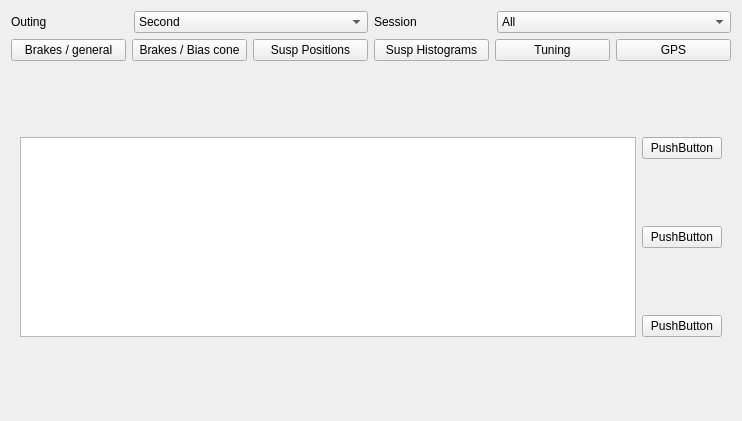
The window that mainwindow.ui (Bulls-Racing/plotting) describes before a commit, drawn with Qt 5.
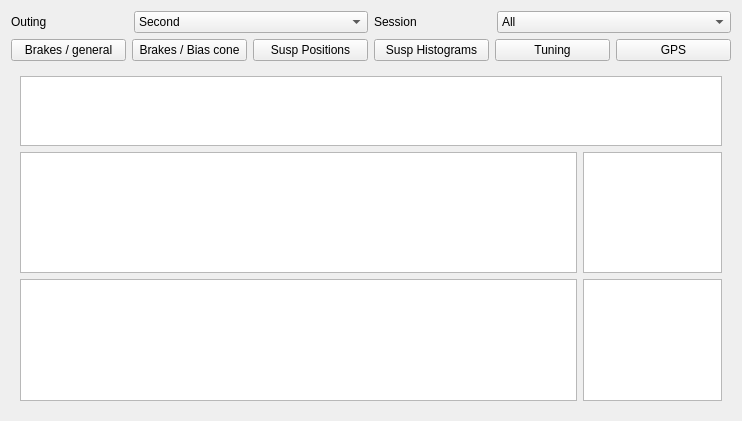
The same window after the commit. Custom widgets are drawn as their Qt base class.

```diff
--- a/mainwindow.ui
+++ b/mainwindow.ui
@@ -114,7 +114,7 @@
    <item row="2" column="0">
     <widget class="QStackedWidget" name="plot_container">
      <property name="currentIndex">
-      <number>5</number>
+      <number>6</number>
      </property>
      <widget class="QWidget" name="page_0">
       <layout class="QGridLayout" name="gridLayout_2" columnstretch="0,3,1">
@@ -256,6 +256,29 @@
        </item>
       </layout>
      </widget>
+     <widget class="QWidget" name="page_6">
+      <layout class="QGridLayout" name="gridLayout_9" rowstretch="1,20">
+       <item row="0" column="0">
+        <widget class="QGraphicsView" name="graphicsView_29"/>
+       </item>
+       <item row="1" column="0">
+        <layout class="QGridLayout" name="gridLayout_10" columnstretch="4,1">
+         <item row="0" column="0">
+          <widget class="QGraphicsView" name="graphicsView_26"/>
+         </item>
+         <item row="1" column="0">
+          <widget class="QGraphicsView" name="graphicsView_25"/>
+         </item>
+         <item row="0" column="1">
+          <widget class="QGraphicsView" name="graphicsView_27"/>
+         </item>
+         <item row="1" column="1">
+          <widget class="QGraphicsView" name="graphicsView_28"/>
+         </item>
+        </layout>
+       </item>
+      </layout>
+     </widget>
     </widget>
    </item>
   </layout>
```
